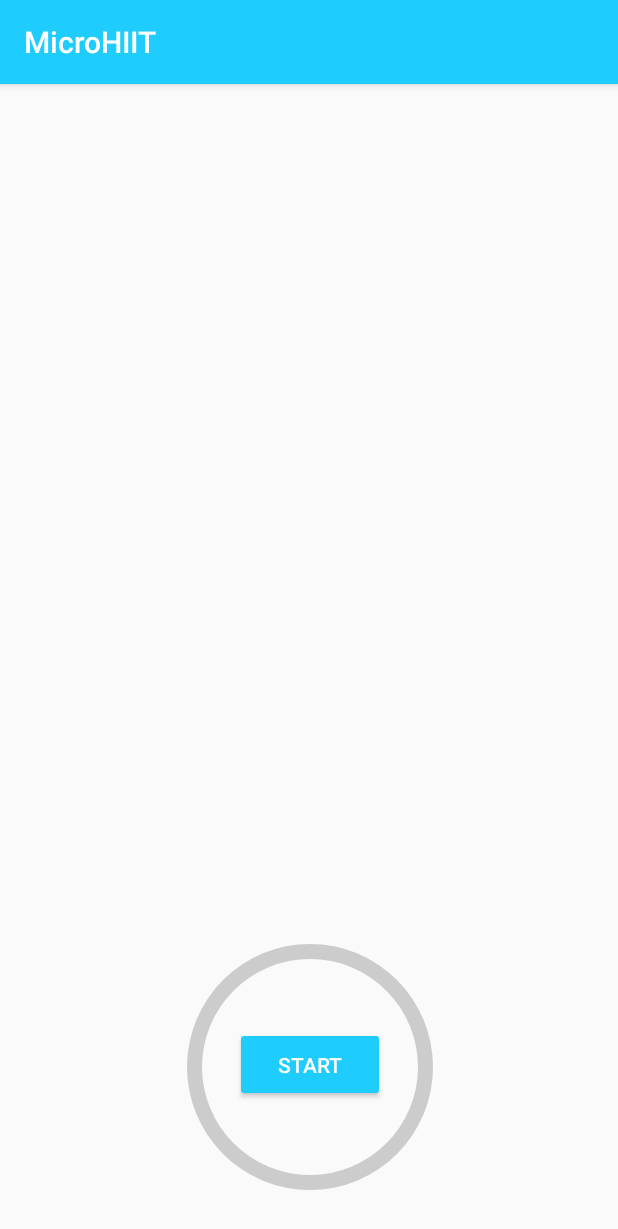
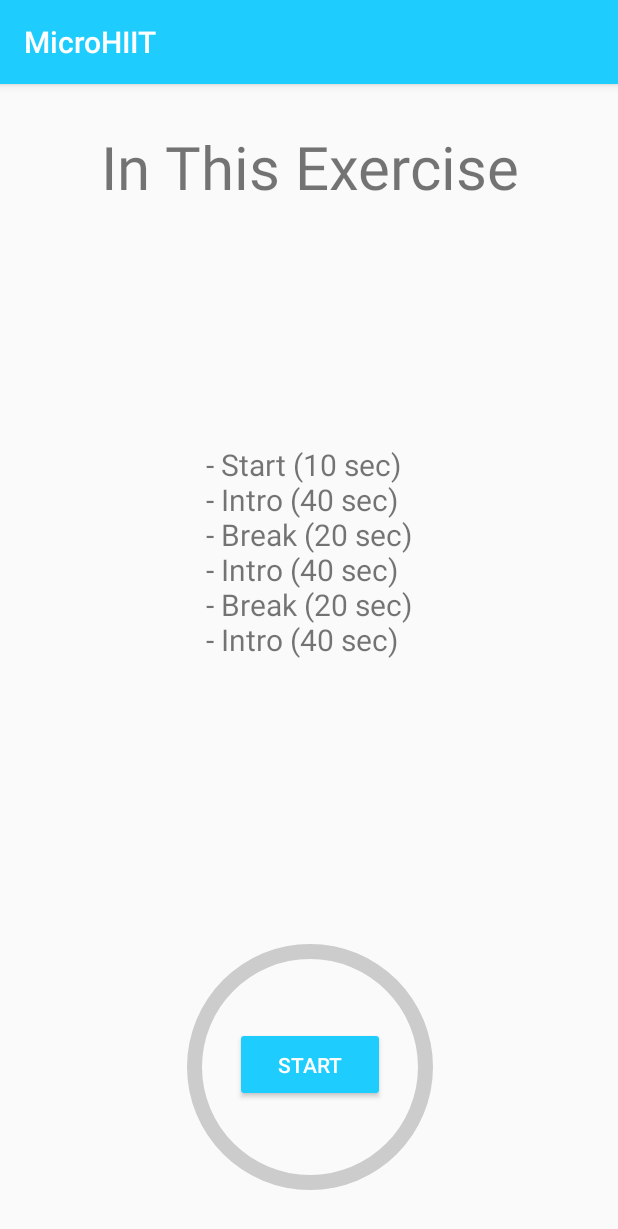
Before and after one commit to JasonLeviGoodison/MicroHIIT, an Android app: the screen it shows after launch (Lesson), after a tap on "NEXT EXERCISE", on a phone screen of 412 x 824 dp. Shown: the top 1229 px of the screen. Run offline under Robolectric (Android 15) with nearby library versions, the phone set to English and light mode, and no system bars.

Commit message:
Lessons class and better lesson flow

```diff
--- /dev/null
+++ b/app/src/main/java/com/jasongoodisondevelopment/microhiit/Exercise.java
@@ -0,0 +1,70 @@
+package com.jasongoodisondevelopment.microhiit;
+
+import android.net.Uri;
+import android.util.Pair;
+
+import androidx.annotation.NonNull;
+
+import java.util.ArrayList;
+import java.util.List;
+import java.util.stream.Collectors;
+
+public class Exercise {
+    private List<Pair<Integer, String>> exerciseList;
+//    public int breakLengthMillis = 2 * 1000;
+//    public int exerciseLengthMillis = 3 * 1000;
+
+    public Exercise() {
+
+        exerciseList = new ArrayList<Pair<Integer, String>>();
+        // Temporary exercise uses the same video
+        AddExercise(R.raw.intro, "Intro");
+        AddExercise(R.raw.intro, "Intro");
+        AddExercise(R.raw.intro, "Intro");
+    }
+
+    public void AddExercise(Integer resource, String name) {
+        // One for explanation, one for doing
+        exerciseList.add(new Pair<>(resource, name));
+        exerciseList.add(new Pair<>(resource, name));
+    }
+
+    public List<Integer> getExercises() {
+        // Would use streams but but API minimum is stopping me
+        List<Integer> onlyInts = new ArrayList<>();
+        for (int i = 0; i < exerciseList.size(); i++) {
+            onlyInts.add(exerciseList.get(i).first);
+        }
+        return onlyInts;
+    }
+
+    public Uri getExerciseUri(int finishedSets) {
+        String videoPath = "android.resource://com.jasongoodisondevelopment.microhiit/" ;
+        videoPath += exerciseList.get(finishedSets).first;
+        return Uri.parse(videoPath);
+    }
+
+    @NonNull
+    @Override
+    // This can be used for printing exercise to users
+    public String toString() {
+        StringBuilder str = new StringBuilder();
+        int counter = 0;
+        for (Pair<Integer, String> exercise : exerciseList) {
+            System.out.println(exercise.second);
+            str.append("- ");
+            if (counter == 0) {
+                str.append("Start (10 sec)");
+            }
+            else if (counter % 2 == 0) {
+                str.append("Break (20 sec)");
+            } else {
+                str.append(exercise.second);
+                str.append(" (40 sec)");
+            }
+            str.append("\n");
+            counter += 1;
+        }
+        return str.toString();
+    }
+}
--- a/app/src/main/java/com/jasongoodisondevelopment/microhiit/Lesson.java
+++ b/app/src/main/java/com/jasongoodisondevelopment/microhiit/Lesson.java
@@ -2,6 +2,7 @@ package com.jasongoodisondevelopment.microhiit;
 
 import androidx.annotation.RequiresApi;
 import androidx.appcompat.app.AppCompatActivity;
+import androidx.core.content.res.ResourcesCompat;
 
 import android.content.Context;
 import android.content.SharedPreferences;
@@ -22,15 +23,16 @@ public class Lesson extends AppCompatActivity {
     private Button startButton;
     private ProgressBar progressBar;
     private VideoView videoView;
-    private TextView banner;
-    private TextView bannerNum;
+    private TextView banner, descriptionBanner;
     private FrameLayout videoFrame;
-    private static int excerciseAmountMillis = 30 * 1000;
-    private static int lessonBeginsInMillis = 5 * 1000;
+    private static int excerciseAmountMillis = 40 * 1000;
+    private static int lessonBeginsInMillis = 10 * 1000;
+    private static int restForInMillis = 20 * 1000;
     private TextView countDown;
     private SharedPreferences sharedPref;
     private static int sets = 3;
     private int finishedSets = 0;
+    private Exercise exercise;
 
 
     @Override
@@ -43,15 +45,22 @@ public class Lesson extends AppCompatActivity {
         progressBar = (ProgressBar) findViewById((R.id.progressBar));
         videoView = (VideoView) findViewById(R.id.videoview);
         banner = (TextView) findViewById(R.id.exercisesLeftBanner);
-        bannerNum = findViewById(R.id.numExercisesLeft);
+        descriptionBanner = findViewById(R.id.exercisesInDescription);
         videoFrame = findViewById(R.id.video_view_container);
+        exercise = new Exercise();
 
+        descriptionBanner.setText(exercise.toString());
 
         startButton.setOnClickListener(new View.OnClickListener() {
             @Override
             public void onClick(View v) {
                 startButton.setVisibility(TextView.INVISIBLE);
                 countDown.setVisibility(TextView.VISIBLE);
+                descriptionBanner.setVisibility(View.INVISIBLE);
+                videoFrame.setBackground(
+                        ResourcesCompat.getDrawable(getResources(),
+                                R.drawable.rounded_video_background,
+                                null));
                 beginLesson();
             }
         });
@@ -67,42 +76,46 @@ public class Lesson extends AppCompatActivity {
 
         System.out.println("finished" + finishedSets);
 
-        if (finishedSets >= sets * 2) {
-           callback = () -> {
-             lessonCompleted();
-             return null;
-           };
+        if (finishedSets >= (sets * 2)) {
+            setBanner("Done!");
+            lessonCompleted();
+            return 0;
+        }
+        else if (finishedSets == 0) {
+            setBanner("Get Ready For");
+            time = lessonBeginsInMillis;
+            message = "Start in ";
         }
         else if (finishedSets % 2 == 0) {
-            time = lessonBeginsInMillis;
+            setBanner("Up Next");
+            time = restForInMillis;
             message = "Break for ";
+        } else {
+            setBanner("GO!");
         }
 
+        startVideo(finishedSets);
         finishedSets++;
-        startVideo(finishedSets);
-        setBanner(finishedSets);
         startTimer(time, callback, message);
         return 0;
     }
 
-    @RequiresApi(api = Build.VERSION_CODES.LOLLIPOP)
     private void startVideo(int finishedSets) {
-        // Use finishedSets to determine which video to play
-        videoFrame.setClipToOutline(true);
+
+        if (Build.VERSION.SDK_INT >= Build.VERSION_CODES.LOLLIPOP) {
+            videoFrame.setClipToOutline(true);
+        }
 
         VideoView videoView = findViewById(R.id.videoview);
-        String videoPath = "android.resource://" + getPackageName() + "/" + R.raw.test;
-        Uri uri = Uri.parse(videoPath);
-        System.out.println("URI IS " + uri.getPath());
-        videoView.setVideoURI(uri);
-        videoFrame.setVisibility(View.VISIBLE);
+
+        videoView.setVideoURI(exercise.getExerciseUri(finishedSets));
+        videoView.setVisibility(View.VISIBLE);
         videoView.start();
     }
 
-    private void setBanner(int finishedSets) {
+    private void setBanner(String message) {
         banner.setVisibility(View.VISIBLE);
-        bannerNum.setVisibility(View.VISIBLE);
-        bannerNum.setText("" + (sets - (finishedSets/2)));
+        banner.setText(message);
     }
 
     private void startTimer(int millis, Callable<Integer> callback, String message) {
--- a/app/src/main/java/com/jasongoodisondevelopment/microhiit/MainActivity.java
+++ b/app/src/main/java/com/jasongoodisondevelopment/microhiit/MainActivity.java
@@ -25,7 +25,7 @@ public class MainActivity extends AppCompatActivity {
     private static final String KEY_REPEAT = "KEY_REPEAT";
     public static final String CHANNEL_ID = "10001";
     private Button button;
-    private int desiredExercises = 3;
+    public static int desiredExercises = 2;
 
     private SharedPreferences sharedPref;
 
@@ -37,29 +37,13 @@ public class MainActivity extends AppCompatActivity {
         button = findViewById(R.id.nextlesson);
         button.setOnClickListener(v -> launchNextLesson());
 
-        //setUpRecurringAlarm();
+        setUpRecurringAlarm();
         buildNotification();
     }
 
     public void launchNextLesson() {
         Intent intent = new Intent(this, Lesson.class);
         startActivity(intent);
-    }
-
-    public void setUpRecurringAlarm() {
-        AlarmManager am = (AlarmManager) getSystemService(ALARM_SERVICE);
-
-        Intent intent = new Intent(getApplicationContext(), AlarmReceiver.class);
-        PendingIntent pi = PendingIntent.getBroadcast(getApplicationContext(),
-                1, intent, PendingIntent.FLAG_UPDATE_CURRENT);
-
-        // Set the alarm to start midnight
-        Calendar calendar = Calendar.getInstance();
-        calendar.setTimeInMillis(System.currentTimeMillis());
-        calendar.set(Calendar.HOUR_OF_DAY, 0);
-        calendar.set(Calendar.MINUTE, 0);
-
-        am.setInexactRepeating(AlarmManager.RTC_WAKEUP, calendar.getTimeInMillis(),AlarmManager.INTERVAL_DAY, pi);
     }
 
     public int setUpAndGetFinishedValue() {
@@ -88,7 +72,7 @@ public class MainActivity extends AppCompatActivity {
             bottomHalf.setVisibility(View.INVISIBLE);
             done.setVisibility(View.VISIBLE);
             done2.setVisibility(View.VISIBLE);
-            button.setText("Bonus Exercise");
+            button.setText(R.string.BonusExercise);
         }
         else {
             tv1.setText(String.valueOf(left));
@@ -121,8 +105,9 @@ public class MainActivity extends AppCompatActivity {
     }
 
     public void buildNotification() {
+        System.out.println("Setting up a notification");
+        try {
             createNotificationChannel();
-        System.out.println("Setting up a notification");
             AlarmManager am = (AlarmManager) getSystemService(ALARM_SERVICE);
 
             Intent intent = new Intent(getApplicationContext(), NotificationReceiver.class);
@@ -133,16 +118,27 @@ public class MainActivity extends AppCompatActivity {
             Calendar calendar = Calendar.getInstance();
             calendar.setTimeInMillis(System.currentTimeMillis());
 
-        calendar.set(Calendar.HOUR_OF_DAY, 10);
-        calendar.set(Calendar.MINUTE, 0);
-        am.setInexactRepeating(AlarmManager.RTC_WAKEUP, calendar.getTimeInMillis(), AlarmManager.INTERVAL_DAY, pi);
-
             calendar.set(Calendar.HOUR_OF_DAY, 13);
             calendar.set(Calendar.MINUTE, 0);
             am.setInexactRepeating(AlarmManager.RTC_WAKEUP, calendar.getTimeInMillis(), AlarmManager.INTERVAL_DAY, pi);
+        } catch (Exception e) {
+            System.out.println("Failed to create a notification. Continuing ...");
+        }
+    }
 
-        calendar.set(Calendar.HOUR_OF_DAY, 16);
+    public void setUpRecurringAlarm() {
+        AlarmManager am = (AlarmManager) getSystemService(ALARM_SERVICE);
+
+        Intent intent = new Intent(getApplicationContext(), AlarmReceiver.class);
+        PendingIntent pi = PendingIntent.getBroadcast(getApplicationContext(),
+                1, intent, PendingIntent.FLAG_UPDATE_CURRENT);
+
+        // Set the alarm to start midnight
+        Calendar calendar = Calendar.getInstance();
+        calendar.setTimeInMillis(System.currentTimeMillis());
+        calendar.set(Calendar.HOUR_OF_DAY, 0);
         calendar.set(Calendar.MINUTE, 0);
+
         am.setInexactRepeating(AlarmManager.RTC_WAKEUP, calendar.getTimeInMillis(), AlarmManager.INTERVAL_DAY, pi);
     }
 }
--- a/app/src/main/res/layout/activity_lesson.xml
+++ b/app/src/main/res/layout/activity_lesson.xml
@@ -8,21 +8,29 @@
 
     <FrameLayout
         android:id="@+id/video_view_container"
-        android:layout_width="wrap_content"
-        android:layout_height="220dp"
-        android:background="@drawable/rounded_video_background"
+        android:layout_width="384dp"
+        android:layout_height="226dp"
         android:outlineProvider="background"
-        android:visibility="invisible"
+        android:visibility="visible"
         app:layout_constraintBottom_toTopOf="@+id/progressBar"
         app:layout_constraintEnd_toEndOf="parent"
         app:layout_constraintStart_toStartOf="parent"
         app:layout_constraintTop_toBottomOf="@+id/exercisesLeftBanner">
+
+        <TextView
+            android:id="@+id/exercisesInDescription"
+            android:layout_width="wrap_content"
+            android:layout_height="wrap_content"
+            android:layout_gravity="center"
+            android:text="Exercises"
+            android:textSize="20sp" />
 
         <VideoView
             android:id="@+id/videoview"
             android:layout_width="match_parent"
             android:layout_height="match_parent"
             android:layout_gravity="center"
+            android:visibility="invisible"
             app:layout_constraintBottom_toTopOf="@+id/progressBar"
             app:layout_constraintEnd_toEndOf="parent"
             app:layout_constraintStart_toStartOf="parent"
@@ -46,32 +54,14 @@
         android:layout_width="wrap_content"
         android:layout_height="wrap_content"
         android:gravity="center_horizontal"
-        android:text="sets left"
+        android:text="In This Exercise"
         android:textAlignment="center"
         android:textSize="40sp"
-        android:visibility="invisible"
         app:layout_constraintBottom_toBottomOf="parent"
         app:layout_constraintEnd_toEndOf="parent"
-        app:layout_constraintHorizontal_bias="0.558"
         app:layout_constraintStart_toStartOf="parent"
         app:layout_constraintTop_toTopOf="parent"
-        app:layout_constraintVertical_bias="0.023" />
-
-    <TextView
-        android:id="@+id/numExercisesLeft"
-        android:layout_width="wrap_content"
-        android:layout_height="wrap_content"
-        android:gravity="center_horizontal"
-        android:text="3"
-        android:textAlignment="center"
-        android:textSize="40sp"
-        android:visibility="invisible"
-        app:layout_constraintBottom_toBottomOf="parent"
-        app:layout_constraintEnd_toStartOf="@+id/exercisesLeftBanner"
-        app:layout_constraintHorizontal_bias="0.846"
-        app:layout_constraintStart_toStartOf="parent"
-        app:layout_constraintTop_toTopOf="parent"
-        app:layout_constraintVertical_bias="0.022" />
+        app:layout_constraintVertical_bias="0.039" />
 
     <Button
         android:id="@+id/ready"
--- a/app/src/main/res/layout/activity_main.xml
+++ b/app/src/main/res/layout/activity_main.xml
@@ -64,7 +64,7 @@
         app:layout_constraintRight_toRightOf="parent"
         app:layout_constraintStart_toStartOf="parent"
         app:layout_constraintTop_toTopOf="parent"
-        app:layout_constraintVertical_bias="0.307" />
+        app:layout_constraintVertical_bias="0.311" />
 
     <TextView
         android:id="@+id/done2"
--- a/app/src/main/res/values/strings.xml
+++ b/app/src/main/res/values/strings.xml
@@ -1,10 +1,11 @@
 <resources>
     <string name="app_name">MicroHIIT</string>
-    <string name="whatsleft1">You have</string>
-    <string name="whatsleft2">exercises left today</string>
+    <string name="whatsleft1">You Have</string>
+    <string name="whatsleft2">Micro-Workouts Left Today</string>
     <string name="preference_file_key">preferences</string>
     <string name="desired_exercises_key">desired_exercises_key</string>
     <string name="finished_exercises_key">finished_exercises_key</string>
     <string name="channel_name">Micro HIIT</string>
     <string name="channel_description">Reminders to exercise!</string>
+    <string name="BonusExercise">Bonus Exercise</string>
 </resources>
```
Also changed, not shown: app/src/main/java/com/jasongoodisondevelopment/microhiit/NotificationReceiver.java (+16 -8 lines). Lines whose indentation alone changed are shown as unchanged.
